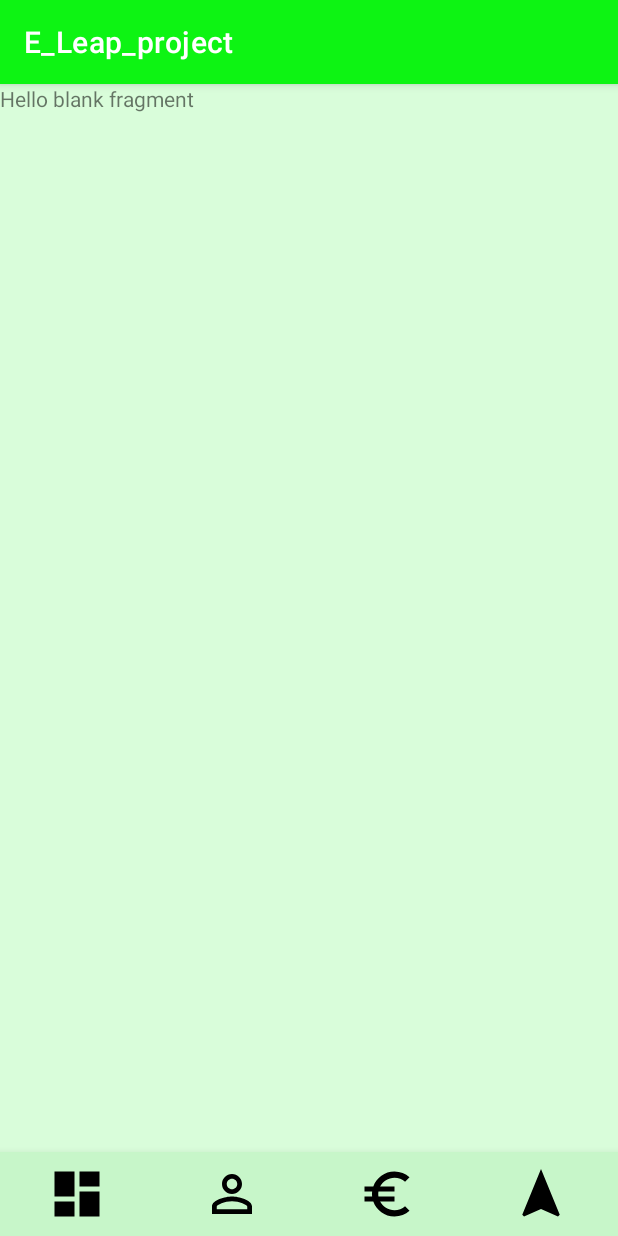
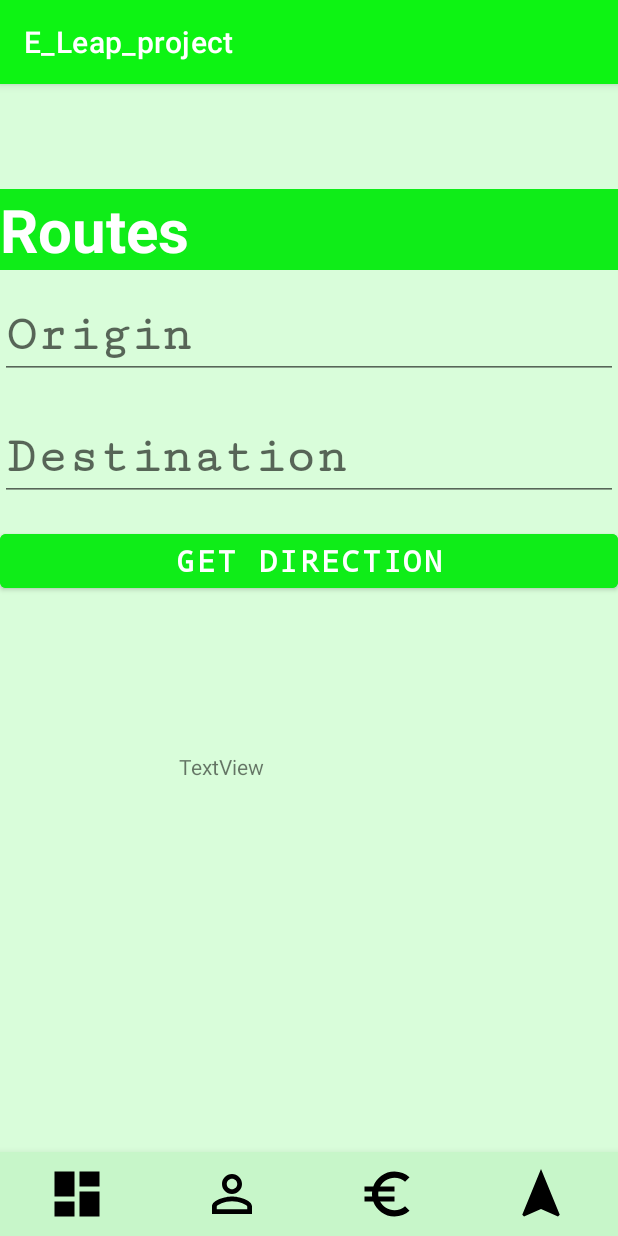
Before and after one commit to sampannap12/e-leap, an Android app: the fragment Routes placed in its activity, on a phone screen of 412 x 824 dp. Run offline under Robolectric (Android 15) with nearby library versions, the phone set to English and light mode, and no system bars; our stand-ins replace Firebase (no records; nobody signed in at launch, a user with empty details on screens opened directly), Volley; network calls fail; 2 statements that could not run were skipped.

Commit message:
adding routes functions
starting routes function

```diff
--- a/code/app/build.gradle
+++ b/code/app/build.gradle
@@ -1,6 +1,7 @@
 plugins {
     id 'com.android.application'
     id 'com.google.gms.google-services'
+    id 'com.google.android.libraries.mapsplatform.secrets-gradle-plugin'
 
 }
 
@@ -41,7 +42,9 @@ dependencies {
     implementation 'com.google.firebase:firebase-firestore:24.4.2'
     implementation "androidx.cardview:cardview:1.0.0"
     implementation 'com.squareup.okhttp3:okhttp:4.4.0'
+    implementation 'com.google.android.gms:play-services-maps:18.1.0'
     testImplementation 'junit:junit:4.13.2'
     androidTestImplementation 'androidx.test.ext:junit:1.1.3'
     androidTestImplementation 'androidx.test.espresso:espresso-core:3.4.0'
+
 }
--- a/code/app/src/main/java/com/nfclab/e_leap_project/Routes.java
+++ b/code/app/src/main/java/com/nfclab/e_leap_project/Routes.java
@@ -1,64 +1,187 @@
 package com.nfclab.e_leap_project;
 
+import android.content.Context;
+import android.net.Uri;
 import android.os.Bundle;
 
+import androidx.annotation.NonNull;
+import androidx.annotation.Nullable;
 import androidx.fragment.app.Fragment;
 
+import android.util.Log;
 import android.view.LayoutInflater;
 import android.view.View;
 import android.view.ViewGroup;
+import android.widget.Button;
+import android.widget.EditText;
+import android.widget.TextView;
+import android.widget.Toast;
 
-/**
- * A simple {@link Fragment} subclass.
- * Use the {@link Routes#newInstance} factory method to
- * create an instance of this fragment.
- */
+import com.android.volley.Request;
+import com.android.volley.RequestQueue;
+import com.android.volley.Response;
+import com.android.volley.VolleyError;
+import com.android.volley.toolbox.JsonArrayRequest;
+import com.android.volley.toolbox.JsonObjectRequest;
+import com.android.volley.toolbox.Volley;
+import com.google.android.gms.maps.model.LatLng;
+
+import org.json.JSONArray;
+import org.json.JSONException;
+import org.json.JSONObject;
+
+import java.util.ArrayList;
+import java.util.List;
+
 public class Routes extends Fragment {
 
-    // TODO: Rename parameter arguments, choose names that match
-    // the fragment initialization parameters, e.g. ARG_ITEM_NUMBER
-    private static final String ARG_PARAM1 = "param1";
-    private static final String ARG_PARAM2 = "param2";
+    private EditText Original_View;
+    private EditText Destination_View;
+    private List<String> geoList = new ArrayList<>();
 
-    // TODO: Rename and change types of parameters
-    private String mParam1;
-    private String mParam2;
+    private TextView Results;
+    private Button routes_button;
+    LatLng latLng;
+    Context mContext;
+    String Origin;
+    String Destination;
+    String geo ;
+    List<String> resultList;
 
     public Routes() {
-        // Required empty public constructor
-    }
-
-    /**
-     * Use this factory method to create a new instance of
-     * this fragment using the provided parameters.
-     *
-     * @param param1 Parameter 1.
-     * @param param2 Parameter 2.
-     * @return A new instance of fragment Routes.
-     */
-    // TODO: Rename and change types and number of parameters
-    public static Routes newInstance(String param1, String param2) {
-        Routes fragment = new Routes();
-        Bundle args = new Bundle();
-        args.putString(ARG_PARAM1, param1);
-        args.putString(ARG_PARAM2, param2);
-        fragment.setArguments(args);
-        return fragment;
+        // Empty constructor required
     }
 
     @Override
-    public void onCreate(Bundle savedInstanceState) {
-        super.onCreate(savedInstanceState);
-        if (getArguments() != null) {
-            mParam1 = getArguments().getString(ARG_PARAM1);
-            mParam2 = getArguments().getString(ARG_PARAM2);
-        }
+    public void onAttach(Context context) {
+        super.onAttach(context);
+        mContext = context;
     }
 
     @Override
     public View onCreateView(LayoutInflater inflater, ViewGroup container,
                              Bundle savedInstanceState) {
-        // Inflate the layout for this fragment
-        return inflater.inflate(R.layout.fragment_routes, container, false);
+        View view = inflater.inflate(R.layout.fragment_routes, container, false);
+        Original_View = view.findViewById(R.id.origin);
+        Destination_View = view.findViewById(R.id.destination);
+        routes_button = view.findViewById(R.id.route_button);
+        Results = view.findViewById(R.id.resultssss);
+
+        routes_button.setOnClickListener(v -> {
+
+            Origin = Original_View.getText().toString();
+            Destination = Destination_View.getText().toString();
+            getLongLat(Origin);
+            getLongLat(Destination);
+            });
+
+        return view;
+    }
+
+    @Override
+    public void onViewCreated(@NonNull View view, @Nullable Bundle savedInstanceState) {
+        super.onViewCreated(view, savedInstanceState);
+        SendHereApiRequest();
+    }
+
+    private void SendHereApiRequest() {
+        String origin = null;
+        String destination = null;
+        for ( int i= 0 ; i< geoList.size(); i++){
+
+            if( i == 0 )
+            {
+                origin = geoList.get(i);
+            }
+            else if (i == 1) {
+                destination = geoList.get(i);
+            }
+        }
+
+        Toast.makeText(mContext, "origin " + origin, Toast.LENGTH_LONG).show();
+        Toast.makeText(mContext, "Destination " + destination, Toast.LENGTH_LONG).show();
+
+
+       String url = "http://www.sampannapathak.com/routes";
+       // String fullUrl = url + origin + "/" + destination;
+        RequestQueue queue = Volley.newRequestQueue(mContext);
+
+        JsonArrayRequest request = new JsonArrayRequest(Request.Method.GET, url, null,
+                response -> {
+                    try {
+                        // Parse the JSON response
+                        resultList = new ArrayList<>();
+                        for (int i = 0; i < response.length(); i++) {
+                            JSONObject jsonObject = response.getJSONObject(i);
+                            String result = jsonObject.getString("polyline");
+                            resultList.add(result);
+                            Toast.makeText(mContext, "data " + resultList, Toast.LENGTH_LONG).show();
+                            Results.setText(resultList.toString());
+                        }
+
+                        // Use resultList as needed
+                    } catch (JSONException e) {
+                        e.printStackTrace();
+                    }
+                },
+                error -> Log.e("Volley Error", error.toString()));
+
+        queue.add(request);
+
+
+        }
+
+    private void sendresults(List<String> resultList) {
+
+
+        Toast.makeText(mContext, "data" + resultList, Toast.LENGTH_LONG).show();
+
+    }
+
+
+    private void getLongLat(String address) {
+
+        String url = "https://maps.googleapis.com/maps/api/geocode/json?address=" + Uri.encode(address) + "&sensor=true&key=AIzaSyAvJo_gRhEEHdD6guDdjKWK6Q8wmMwt5Ew";
+        RequestQueue queue = Volley.newRequestQueue(this.mContext);
+        JsonObjectRequest stateReq = new JsonObjectRequest(Request.Method.GET, url, null, new Response.Listener<JSONObject>() {
+            @Override
+            public void onResponse(JSONObject response) {
+                JSONObject location;
+                try {
+                    // Get JSON Array called "results" and then get the 0th
+                    // complete object as JSON
+                    location = response.getJSONArray("results").getJSONObject(0).getJSONObject("geometry").getJSONObject("location");
+                    // Get the value of the attribute whose name is
+                    // "formatted_string"
+
+                    if (location.getDouble("lat") != 0 && location.getDouble("lng") != 0) {
+                        latLng = new LatLng(location.getDouble("lat"), location.getDouble("lng"));
+                        geo = latLng.latitude +","+latLng.longitude;
+                        geoList.add(geo); // Add value of geo to the list
+                        if (geoList.size() == 2) {
+                            SendHereApiRequest();
+                        }
+
+
+                    }
+
+                } catch (JSONException e1) {
+                    e1.printStackTrace();
+                }
+
+            }
+        }, new Response.ErrorListener() {
+
+            @Override
+            public void onErrorResponse(VolleyError error) {
+                Log.d("Error.Response", error.toString());
+            }
+        });
+        // add it to the queue
+        queue.add(stateReq);
+
+
+
+
     }
 }
--- a/code/app/src/main/res/layout/fragment_dashbord.xml
+++ b/code/app/src/main/res/layout/fragment_dashbord.xml
@@ -42,7 +42,7 @@
         android:id="@+id/name"
         android:layout_width="wrap_content"
         android:layout_height="wrap_content"
-        android:text="TextView"
+        android:text="Name"
         android:textColor="#0FED18"
         android:textFontWeight="30"
         android:textSize="35sp"
--- a/code/app/src/main/res/layout/fragment_routes.xml
+++ b/code/app/src/main/res/layout/fragment_routes.xml
@@ -1,14 +1,93 @@
 <?xml version="1.0" encoding="utf-8"?>
-<FrameLayout xmlns:android="http://schemas.android.com/apk/res/android"
+<androidx.constraintlayout.widget.ConstraintLayout xmlns:android="http://schemas.android.com/apk/res/android"
+    xmlns:app="http://schemas.android.com/apk/res-auto"
     xmlns:tools="http://schemas.android.com/tools"
     android:layout_width="match_parent"
     android:layout_height="match_parent"
+    android:background="#D9FDDA"
     tools:context=".Routes">
 
     <!-- TODO: Update blank fragment layout -->
+
     <TextView
+        android:id="@+id/textView4"
         android:layout_width="match_parent"
-        android:layout_height="match_parent"
-        android:text="@string/hello_blank_fragment" />
+        android:layout_height="wrap_content"
+        android:layout_marginTop="70dp"
+        android:layout_marginBottom="581dp"
+        android:background="#0FED18"
+        android:text="Routes"
+        android:textColor="#FFFFFF"
+        android:textSize="40dp"
+        android:textStyle="bold"
+        app:layout_constraintBottom_toBottomOf="parent"
+        app:layout_constraintTop_toTopOf="parent"
+        app:layout_constraintVertical_bias="0.0"
+        tools:layout_editor_absoluteX="0dp" />
 
-</FrameLayout>
+    <EditText
+        android:id="@+id/origin"
+        android:layout_width="match_parent"
+        android:layout_height="wrap_content"
+        android:layout_marginTop="25dp"
+        android:layout_marginBottom="11dp"
+        android:ems="10"
+        android:fontFamily="serif-monospace"
+        android:hint="Origin"
+        android:inputType="textPostalAddress"
+        android:textSize="34sp"
+        android:textStyle="bold"
+        app:layout_constraintBottom_toTopOf="@+id/destination"
+        app:layout_constraintEnd_toEndOf="parent"
+        app:layout_constraintStart_toStartOf="parent"
+        app:layout_constraintTop_toBottomOf="@+id/textView4" />
+
+    <EditText
+        android:id="@+id/destination"
+        android:layout_width="match_parent"
+        android:layout_height="wrap_content"
+        android:layout_marginTop="11dp"
+        android:layout_marginBottom="446dp"
+        android:ems="10"
+        android:fontFamily="serif-monospace"
+        android:hint="Destination"
+        android:inputType="textPostalAddress"
+        android:textSize="34sp"
+        android:textStyle="bold"
+        app:layout_constraintBottom_toBottomOf="parent"
+        app:layout_constraintEnd_toEndOf="parent"
+        app:layout_constraintStart_toStartOf="parent"
+        app:layout_constraintTop_toBottomOf="@+id/origin" />
+
+    <Button
+        android:id="@+id/route_button"
+        android:layout_width="match_parent"
+        android:layout_height="wrap_content"
+        android:layout_marginTop="12dp"
+        android:layout_marginBottom="366dp"
+        android:fontFamily="monospace"
+        android:text="Get Direction"
+        android:backgroundTint="#0FED18"
+        android:textSize="20sp"
+        android:textStyle="bold"
+
+        app:layout_constraintBottom_toBottomOf="parent"
+        app:layout_constraintEnd_toEndOf="parent"
+        app:layout_constraintStart_toStartOf="parent"
+        app:layout_constraintTop_toBottomOf="@+id/destination" />
+
+    <TextView
+        android:id="@+id/resultssss"
+        android:layout_width="wrap_content"
+        android:layout_height="wrap_content"
+        android:layout_marginStart="118dp"
+        android:layout_marginTop="106dp"
+        android:layout_marginEnd="235dp"
+        android:layout_marginBottom="250dp"
+        android:text="TextView"
+        app:layout_constraintBottom_toBottomOf="parent"
+        app:layout_constraintEnd_toEndOf="parent"
+        app:layout_constraintStart_toStartOf="parent"
+        app:layout_constraintTop_toBottomOf="@+id/route_button" />
+
+</androidx.constraintlayout.widget.ConstraintLayout>
--- a/code/build.gradle
+++ b/code/build.gradle
@@ -7,4 +7,5 @@ plugins {
     id 'com.android.application' version '7.3.0' apply false
     id 'com.android.library' version '7.3.0' apply false
     id 'com.google.secrets_gradle_plugin' version '0.4'
+    id 'com.google.android.libraries.mapsplatform.secrets-gradle-plugin' version '2.0.1' apply false
 }
```
Also changed, not shown: code/app/src/main/java/com/nfclab/e_leap_project/Topup.java (+4 -12 lines), code/app/src/main/AndroidManifest.xml (line endings or trailing spaces).
